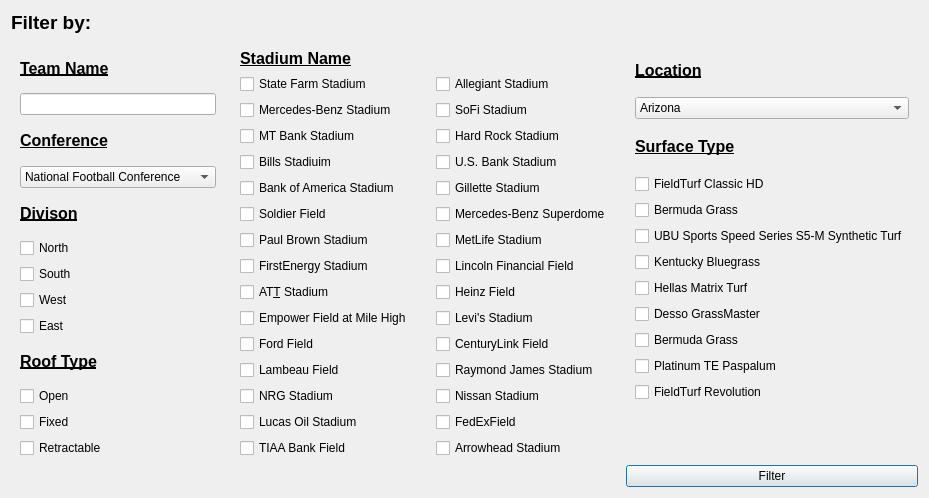
First picture: the form in NFL-Pamphlet/filterwindow.ui, repository jasperdoan/NFL-Pamphlet, before the edit.
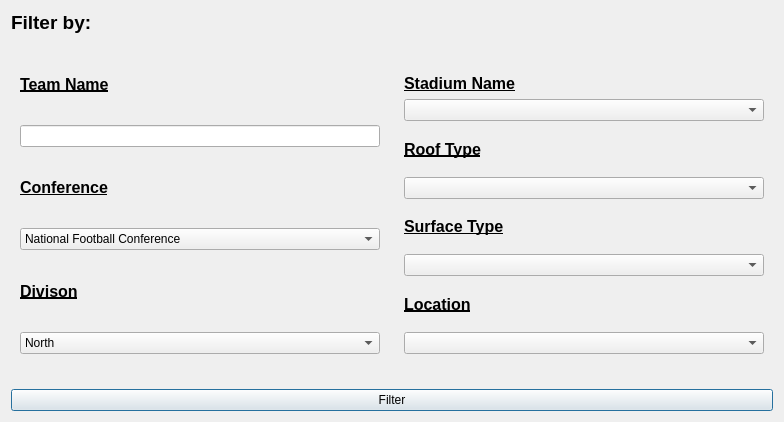
Second picture: the form after the edit.

```diff
--- a/NFL-Pamphlet/filterwindow.ui
+++ b/NFL-Pamphlet/filterwindow.ui
@@ -6,15 +6,15 @@
    <rect>
     <x>0</x>
     <y>0</y>
-    <width>837</width>
-    <height>470</height>
+    <width>784</width>
+    <height>422</height>
    </rect>
   </property>
   <property name="windowTitle">
    <string>Filter</string>
   </property>
-  <layout class="QGridLayout" name="gridLayout">
-   <item row="0" column="0">
+  <layout class="QVBoxLayout" name="verticalLayout_5">
+   <item>
     <widget class="QLabel" name="label">
      <property name="sizePolicy">
       <sizepolicy hsizetype="Expanding" vsizetype="Fixed">
@@ -25,7 +25,6 @@
      <property name="font">
       <font>
        <pointsize>14</pointsize>
-       <weight>75</weight>
        <bold>true</bold>
       </font>
      </property>
@@ -34,7 +33,7 @@
      </property>
     </widget>
    </item>
-   <item row="1" column="0">
+   <item>
     <layout class="QHBoxLayout" name="horizontalLayout_3">
      <item>
       <layout class="QVBoxLayout" name="verticalLayout_3">
@@ -57,7 +56,6 @@
               <property name="font">
                <font>
                 <pointsize>12</pointsize>
-                <weight>75</weight>
                 <italic>false</italic>
                 <bold>true</bold>
                 <underline>true</underline>
@@ -80,7 +78,6 @@
               <property name="font">
                <font>
                 <pointsize>12</pointsize>
-                <weight>75</weight>
                 <italic>false</italic>
                 <bold>true</bold>
                 <underline>true</underline>
@@ -113,7 +110,6 @@
               <property name="font">
                <font>
                 <pointsize>12</pointsize>
-                <weight>75</weight>
                 <italic>false</italic>
                 <bold>true</bold>
                 <underline>true</underline>
@@ -125,89 +121,27 @@
              </widget>
             </item>
             <item>
-             <widget class="QCheckBox" name="isNorth">
-              <property name="cursor">
-               <cursorShape>PointingHandCursor</cursorShape>
-              </property>
-              <property name="text">
-               <string>North</string>
-              </property>
-             </widget>
-            </item>
-            <item>
-             <widget class="QCheckBox" name="isSouth">
-              <property name="cursor">
-               <cursorShape>PointingHandCursor</cursorShape>
-              </property>
-              <property name="text">
-               <string>South</string>
-              </property>
-             </widget>
-            </item>
-            <item>
-             <widget class="QCheckBox" name="isWest">
-              <property name="cursor">
-               <cursorShape>PointingHandCursor</cursorShape>
-              </property>
-              <property name="text">
-               <string>West</string>
-              </property>
-             </widget>
-            </item>
-            <item>
-             <widget class="QCheckBox" name="isEast">
-              <property name="cursor">
-               <cursorShape>PointingHandCursor</cursorShape>
-              </property>
-              <property name="text">
-               <string>East</string>
-              </property>
-             </widget>
-            </item>
-            <item>
-             <widget class="QLabel" name="label_9">
-              <property name="font">
-               <font>
-                <pointsize>12</pointsize>
-                <weight>75</weight>
-                <italic>false</italic>
-                <bold>true</bold>
-                <underline>true</underline>
-               </font>
-              </property>
-              <property name="text">
-               <string>Roof Type</string>
-              </property>
-             </widget>
-            </item>
-            <item>
-             <widget class="QCheckBox" name="isOpen">
-              <property name="cursor">
-               <cursorShape>PointingHandCursor</cursorShape>
-              </property>
-              <property name="text">
-               <string>Open</string>
-              </property>
-             </widget>
-            </item>
-            <item>
-             <widget class="QCheckBox" name="isFixed">
-              <property name="cursor">
-               <cursorShape>PointingHandCursor</cursorShape>
-              </property>
-              <property name="text">
-               <string>Fixed</string>
-              </property>
-             </widget>
-            </item>
-            <item>
-             <widget class="QCheckBox" name="isRetractable">
-              <property name="cursor">
-               <cursorShape>PointingHandCursor</cursorShape>
-              </property>
-              <property name="text">
-               <string>Retractable</string>
-              </property>
+             <widget class="QComboBox" name="divisionBox">
+              <item>
+               <property name="text">
+                <string>North</string>
+               </property>
+              </item>
+              <item>
+               <property name="text">
+                <string>South</string>
+               </property>
+              </item>
+              <item>
+               <property name="text">
+                <string>East</string>
+               </property>
+              </item>
+              <item>
+               <property name="text">
+                <string>West</string>
+               </property>
+              </item>
              </widget>
             </item>
            </layout>
@@ -227,122 +161,14 @@
               <cursorShape>ArrowCursor</cursorShape>
              </property>
              <layout class="QGridLayout" name="gridLayout_3">
-              <item row="10" column="0">
-               <widget class="QCheckBox" name="isEFMH">
-                <property name="cursor">
-                 <cursorShape>PointingHandCursor</cursorShape>
-                </property>
-                <property name="text">
-                 <string>Empower Field at Mile High</string>
-                </property>
-               </widget>
-              </item>
-              <item row="15" column="0">
-               <widget class="QCheckBox" name="isTIAABF">
-                <property name="cursor">
-                 <cursorShape>PointingHandCursor</cursorShape>
-                </property>
-                <property name="text">
-                 <string>TIAA Bank Field</string>
-                </property>
-               </widget>
-              </item>
-              <item row="1" column="0">
-               <widget class="QCheckBox" name="isSTS">
-                <property name="cursor">
-                 <cursorShape>PointingHandCursor</cursorShape>
-                </property>
-                <property name="text">
-                 <string>State Farm Stadium</string>
-                </property>
-               </widget>
-              </item>
-              <item row="6" column="0">
-               <widget class="QCheckBox" name="isSF">
-                <property name="cursor">
-                 <cursorShape>PointingHandCursor</cursorShape>
-                </property>
-                <property name="text">
-                 <string>Soldier Field</string>
-                </property>
-               </widget>
-              </item>
-              <item row="5" column="0">
-               <widget class="QCheckBox" name="isBAS">
-                <property name="cursor">
-                 <cursorShape>PointingHandCursor</cursorShape>
-                </property>
-                <property name="text">
-                 <string>Bank of America Stadium</string>
-                </property>
-               </widget>
-              </item>
-              <item row="7" column="0">
-               <widget class="QCheckBox" name="isPBS">
-                <property name="cursor">
-                 <cursorShape>PointingHandCursor</cursorShape>
-                </property>
-                <property name="text">
-                 <string>Paul Brown Stadium</string>
-                </property>
-               </widget>
-              </item>
-              <item row="4" column="0">
-               <widget class="QCheckBox" name="isBS">
-                <property name="cursor">
-                 <cursorShape>PointingHandCursor</cursorShape>
-                </property>
-                <property name="text">
-                 <string>Bills Stadiuim</string>
-                </property>
-               </widget>
-              </item>
-              <item row="14" column="0">
-               <widget class="QCheckBox" name="isLOS">
-                <property name="cursor">
-                 <cursorShape>PointingHandCursor</cursorShape>
-                </property>
-                <property name="text">
-                 <string>Lucas Oil Stadium</string>
-                </property>
-               </widget>
-              </item>
-              <item row="11" column="0">
-               <widget class="QCheckBox" name="isFF">
-                <property name="cursor">
-                 <cursorShape>PointingHandCursor</cursorShape>
-                </property>
-                <property name="text">
-                 <string>Ford Field</string>
-                </property>
-               </widget>
-              </item>
-              <item row="12" column="0">
-               <widget class="QCheckBox" name="isLF">
-                <property name="cursor">
-                 <cursorShape>PointingHandCursor</cursorShape>
-                </property>
-                <property name="text">
-                 <string>Lambeau Field</string>
-                </property>
-               </widget>
-              </item>
-              <item row="2" column="0">
-               <widget class="QCheckBox" name="isMBS">
-                <property name="cursor">
-                 <cursorShape>PointingHandCursor</cursorShape>
-                </property>
-                <property name="text">
-                 <string>Mercedes-Benz Stadium</string>
-                </property>
-               </widget>
+              <item row="3" column="0">
+               <widget class="QComboBox" name="roofBox"/>
               </item>
               <item row="0" column="0" alignment="Qt::AlignLeft|Qt::AlignBottom">
                <widget class="QLabel" name="label_3">
                 <property name="font">
                  <font>
                   <pointsize>12</pointsize>
-                  <weight>75</weight>
                   <italic>false</italic>
                   <bold>true</bold>
                   <underline>true</underline>
@@ -353,217 +179,59 @@
                 </property>
                </widget>
               </item>
-              <item row="13" column="0">
-               <widget class="QCheckBox" name="isNRGS">
-                <property name="cursor">
-                 <cursorShape>PointingHandCursor</cursorShape>
+              <item row="4" column="0">
+               <widget class="QLabel" name="label_6">
+                <property name="font">
+                 <font>
+                  <pointsize>12</pointsize>
+                  <italic>false</italic>
+                  <bold>true</bold>
+                  <underline>true</underline>
+                 </font>
                 </property>
                 <property name="text">
-                 <string>NRG Stadium</string>
-                </property>
-               </widget>
-              </item>
-              <item row="3" column="0">
-               <widget class="QCheckBox" name="isMTBS">
-                <property name="cursor">
-                 <cursorShape>PointingHandCursor</cursorShape>
-                </property>
-                <property name="text">
-                 <string>MT Bank Stadium</string>
-                </property>
-               </widget>
-              </item>
-              <item row="9" column="0">
-               <widget class="QCheckBox" name="isATTS">
-                <property name="cursor">
-                 <cursorShape>PointingHandCursor</cursorShape>
-                </property>
-                <property name="text">
-                 <string>AT&amp;T Stadium</string>
-                </property>
-               </widget>
-              </item>
-              <item row="8" column="0">
-               <widget class="QCheckBox" name="isFES">
-                <property name="cursor">
-                 <cursorShape>PointingHandCursor</cursorShape>
-                </property>
-                <property name="text">
-                 <string>FirstEnergy Stadium</string>
-                </property>
-               </widget>
-              </item>
-             </layout>
-            </widget>
-           </item>
-           <item>
-            <widget class="QWidget" name="widget_3" native="true">
-             <property name="sizePolicy">
-              <sizepolicy hsizetype="Expanding" vsizetype="Expanding">
-               <horstretch>0</horstretch>
-               <verstretch>0</verstretch>
-              </sizepolicy>
-             </property>
-             <property name="cursor">
-              <cursorShape>ArrowCursor</cursorShape>
-             </property>
-             <layout class="QGridLayout" name="gridLayout_4">
-              <item row="7" column="0">
-               <widget class="QCheckBox" name="isMS">
-                <property name="cursor">
-                 <cursorShape>PointingHandCursor</cursorShape>
-                </property>
-                <property name="text">
-                 <string>MetLife Stadium</string>
+                 <string>Surface Type</string>
                 </property>
                </widget>
               </item>
               <item row="2" column="0">
-               <widget class="QCheckBox" name="isSS">
-                <property name="cursor">
-                 <cursorShape>PointingHandCursor</cursorShape>
+               <widget class="QLabel" name="label_9">
+                <property name="font">
+                 <font>
+                  <pointsize>12</pointsize>
+                  <italic>false</italic>
+                  <bold>true</bold>
+                  <underline>true</underline>
+                 </font>
                 </property>
                 <property name="text">
-                 <string>SoFi Stadium</string>
+                 <string>Roof Type</string>
                 </property>
                </widget>
               </item>
-              <item row="13" column="0">
-               <widget class="QCheckBox" name="isNS">
-                <property name="cursor">
-                 <cursorShape>PointingHandCursor</cursorShape>
-                </property>
-                <property name="text">
-                 <string>Nissan Stadium</string>
-                </property>
-               </widget>
+              <item row="1" column="0">
+               <widget class="QComboBox" name="stadiumBox"/>
               </item>
               <item row="5" column="0">
-               <widget class="QCheckBox" name="isGS">
-                <property name="cursor">
-                 <cursorShape>PointingHandCursor</cursorShape>
-                </property>
-                <property name="text">
-                 <string>Gillette Stadium</string>
-                </property>
-               </widget>
+               <widget class="QComboBox" name="surfaceBox"/>
               </item>
               <item row="6" column="0">
-               <widget class="QCheckBox" name="isMBSD">
-                <property name="cursor">
-                 <cursorShape>PointingHandCursor</cursorShape>
+               <widget class="QLabel" name="label_5">
+                <property name="font">
+                 <font>
+                  <pointsize>12</pointsize>
+                  <italic>false</italic>
+                  <bold>true</bold>
+                  <underline>true</underline>
+                 </font>
                 </property>
                 <property name="text">
-                 <string>Mercedes-Benz Superdome</string>
+                 <string>Location</string>
                 </property>
                </widget>
               </item>
-              <item row="12" column="0">
-               <widget class="QCheckBox" name="isRJS">
-                <property name="cursor">
-                 <cursorShape>PointingHandCursor</cursorShape>
-                </property>
-                <property name="text">
-                 <string>Raymond James Stadium</string>
-                </property>
-               </widget>
-              </item>
-              <item row="11" column="0">
-               <widget class="QCheckBox" name="isCF">
-                <property name="cursor">
-                 <cursorShape>PointingHandCursor</cursorShape>
-                </property>
-                <property name="text">
-                 <string>CenturyLink Field</string>
-                </property>
-               </widget>
-              </item>
-              <item row="3" column="0">
-               <widget class="QCheckBox" name="isHRS">
-                <property name="cursor">
-                 <cursorShape>PointingHandCursor</cursorShape>
-                </property>
-                <property name="text">
-                 <string>Hard Rock Stadium</string>
-                </property>
-               </widget>
-              </item>
-              <item row="10" column="0">
-               <widget class="QCheckBox" name="isLS">
-                <property name="cursor">
-                 <cursorShape>PointingHandCursor</cursorShape>
-                </property>
-                <property name="text">
-                 <string>Levi's Stadium</string>
-                </property>
-               </widget>
-              </item>
-              <item row="14" column="0">
-               <widget class="QCheckBox" name="isFEF">
-                <property name="cursor">
-                 <cursorShape>PointingHandCursor</cursorShape>
-                </property>
-                <property name="text">
-                 <string>FedExField</string>
-                </property>
-               </widget>
-              </item>
-              <item row="8" column="0">
-               <widget class="QCheckBox" name="isLFF">
-                <property name="cursor">
-                 <cursorShape>PointingHandCursor</cursorShape>
-                </property>
-                <property name="text">
-                 <string>Lincoln Financial Field</string>
-                </property>
-               </widget>
-              </item>
-              <item row="9" column="0">
-               <widget class="QCheckBox" name="isHF">
-                <property name="cursor">
-                 <cursorShape>PointingHandCursor</cursorShape>
-                </property>
-                <property name="text">
-                 <string>Heinz Field</string>
-                </property>
-               </widget>
-              </item>
-              <item row="1" column="0">
-               <widget class="QCheckBox" name="isAS">
-                <property name="cursor">
-                 <cursorShape>PointingHandCursor</cursorShape>
-                </property>
-                <property name="text">
-                 <string>Allegiant Stadium</string>
-                </property>
-               </widget>
-              </item>
-              <item row="15" column="0">
-               <widget class="QCheckBox" name="isAS_2">
-                <property name="cursor">
-                 <cursorShape>PointingHandCursor</cursorShape>
-                </property>
-                <property name="text">
-                 <string>Arrowhead Stadium</string>
-                </property>
-               </widget>
-              </item>
-              <item row="0" column="0">
-               <widget class="QLabel" name="label_4">
-                <property name="text">
-                 <string/>
-                </property>
-               </widget>
-              </item>
-              <item row="4" column="0">
-               <widget class="QCheckBox" name="isUSBS">
-                <property name="cursor">
-                 <cursorShape>PointingHandCursor</cursorShape>
-                </property>
-                <property name="text">
-                 <string>U.S. Bank Stadium</string>
-                </property>
-               </widget>
+              <item row="7" column="0">
+               <widget class="QComboBox" name="locationBox"/>
               </item>
              </layout>
             </widget>
@@ -584,285 +252,6 @@
           </size>
          </property>
         </spacer>
-       </item>
-      </layout>
-     </item>
-     <item>
-      <layout class="QVBoxLayout" name="verticalLayout_4">
-       <item>
-        <widget class="QWidget" name="widget_4" native="true">
-         <property name="sizePolicy">
-          <sizepolicy hsizetype="Expanding" vsizetype="Expanding">
-           <horstretch>0</horstretch>
-           <verstretch>0</verstretch>
-          </sizepolicy>
-         </property>
-         <property name="cursor">
-          <cursorShape>ArrowCursor</cursorShape>
-         </property>
-         <layout class="QVBoxLayout" name="verticalLayout">
-          <item>
-           <widget class="QLabel" name="label_5">
-            <property name="font">
-             <font>
-              <pointsize>12</pointsize>
-              <weight>75</weight>
-              <italic>false</italic>
-              <bold>true</bold>
-              <underline>true</underline>
-             </font>
-            </property>
-            <property name="text">
-             <string>Location</string>
-            </property>
-           </widget>
-          </item>
-          <item>
-           <widget class="QComboBox" name="comboBox">
-            <property name="cursor">
-             <cursorShape>PointingHandCursor</cursorShape>
-            </property>
-            <property name="currentText">
-             <string>Arizona</string>
-            </property>
-            <property name="maxVisibleItems">
-             <number>15</number>
-            </property>
-            <item>
-             <property name="text">
-              <string>Arizona</string>
-             </property>
-            </item>
-            <item>
-             <property name="text">
-              <string>Georgia</string>
-             </property>
-            </item>
-            <item>
-             <property name="text">
-              <string>Maryland</string>
-             </property>
-            </item>
-            <item>
-             <property name="text">
-              <string>New York</string>
-             </property>
-            </item>
-            <item>
-             <property name="text">
-              <string>North Carolina</string>
-             </property>
-            </item>
-            <item>
-             <property name="text">
-              <string>Illinois</string>
-             </property>
-            </item>
-            <item>
-             <property name="text">
-              <string>Ohio</string>
-             </property>
-            </item>
-            <item>
-             <property name="text">
-              <string>Texas</string>
-             </property>
-            </item>
-            <item>
-             <property name="text">
-              <string>Colorado</string>
-             </property>
-            </item>
-            <item>
-             <property name="text">
-              <string>Michigan</string>
-             </property>
-            </item>
-            <item>
-             <property name="text">
-              <string>Wisonsin</string>
-             </property>
-            </item>
-            <item>
-             <property name="text">
-              <string>Florida</string>
-             </property>
-            </item>
-            <item>
-             <property name="text">
-              <string>Missouri</string>
-             </property>
-            </item>
-            <item>
-             <property name="text">
-              <string>Nevada</string>
-             </property>
-            </item>
-            <item>
-             <property name="text">
-              <string>California</string>
-             </property>
-            </item>
-            <item>
-             <property name="text">
-              <string>Minnesota</string>
-             </property>
-            </item>
-            <item>
-             <property name="text">
-              <string>Massachusetts</string>
-             </property>
-            </item>
-            <item>
-             <property name="text">
-              <string>Louisiana</string>
-             </property>
-            </item>
-            <item>
-             <property name="text">
-              <string>New Jersey</string>
-             </property>
-            </item>
-            <item>
-             <property name="text">
-              <string>Tennessee</string>
-             </property>
-            </item>
-            <item>
-             <property name="text">
-              <string>Pennsylvania</string>
-             </property>
-            </item>
-            <item>
-             <property name="text">
-              <string>Washington</string>
-             </property>
-            </item>
-            <item>
-             <property name="text">
-              <string>Indiana</string>
-             </property>
-            </item>
-           </widget>
-          </item>
-          <item>
-           <widget class="QLabel" name="label_6">
-            <property name="font">
-             <font>
-              <pointsize>12</pointsize>
-              <weight>75</weight>
-              <italic>false</italic>
-              <bold>true</bold>
-              <underline>true</underline>
-             </font>
-            </property>
-            <property name="text">
-             <string>Surface Type</string>
-            </property>
-           </widget>
-          </item>
-          <item>
-           <widget class="QCheckBox" name="isFTCHD">
-            <property name="cursor">
-             <cursorShape>PointingHandCursor</cursorShape>
-            </property>
-            <property name="text">
-             <string>FieldTurf Classic HD</string>
-            </property>
-           </widget>
-          </item>
-          <item>
-           <widget class="QCheckBox" name="isBG">
-            <property name="cursor">
-             <cursorShape>PointingHandCursor</cursorShape>
-            </property>
-            <property name="text">
-             <string>Bermuda Grass</string>
-            </property>
-           </widget>
-          </item>
-          <item>
-           <widget class="QCheckBox" name="isUBUSSS">
-            <property name="cursor">
-             <cursorShape>PointingHandCursor</cursorShape>
-            </property>
-            <property name="text">
-             <string>UBU Sports Speed Series S5-M Synthetic Turf</string>
-            </property>
-           </widget>
-          </item>
-          <item>
-           <widget class="QCheckBox" name="isKB">
-            <property name="cursor">
-             <cursorShape>PointingHandCursor</cursorShape>
-            </property>
-            <property name="text">
-             <string>Kentucky Bluegrass</string>
-            </property>
-           </widget>
-          </item>
-          <item>
-           <widget class="QCheckBox" name="isHMT">
-            <property name="cursor">
-             <cursorShape>PointingHandCursor</cursorShape>
-            </property>
-            <property name="text">
-             <string>Hellas Matrix Turf</string>
-            </property>
-           </widget>
-          </item>
-          <item>
-           <widget class="QCheckBox" name="isDG">
-            <property name="cursor">
-             <cursorShape>PointingHandCursor</cursorShape>
-            </property>
-            <property name="text">
-             <string>Desso GrassMaster</string>
-            </property>
-           </widget>
-          </item>
-          <item>
-           <widget class="QCheckBox" name="isBG_2">
-            <property name="cursor">
-             <cursorShape>PointingHandCursor</cursorShape>
-            </property>
-            <property name="text">
-             <string>Bermuda Grass</string>
-            </property>
-           </widget>
-          </item>
-          <item>
-           <widget class="QCheckBox" name="isPTP">
-            <property name="cursor">
-             <cursorShape>PointingHandCursor</cursorShape>
-            </property>
-            <property name="text">
-             <string>Platinum TE Paspalum</string>
-            </property>
-           </widget>
-          </item>
-          <item>
-           <widget class="QCheckBox" name="isFTR">
-            <property name="cursor">
-             <cursorShape>PointingHandCursor</cursorShape>
-            </property>
-            <property name="text">
-             <string>FieldTurf Revolution</string>
-            </property>
-           </widget>
-          </item>
-          <item>
-           <widget class="QLabel" name="label_10">
-            <property name="cursor">
-             <cursorShape>PointingHandCursor</cursorShape>
-            </property>
-            <property name="text">
-             <string/>
-            </property>
-           </widget>
-          </item>
-         </layout>
-        </widget>
        </item>
        <item>
         <widget class="QPushButton" name="filterButton">
```
